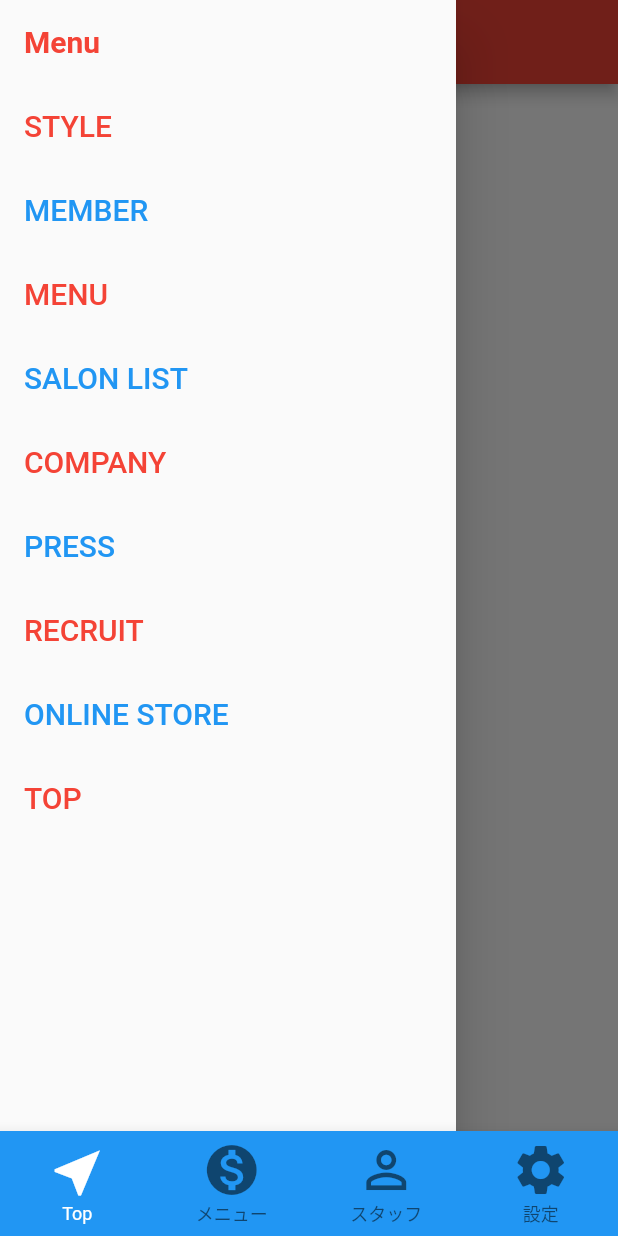
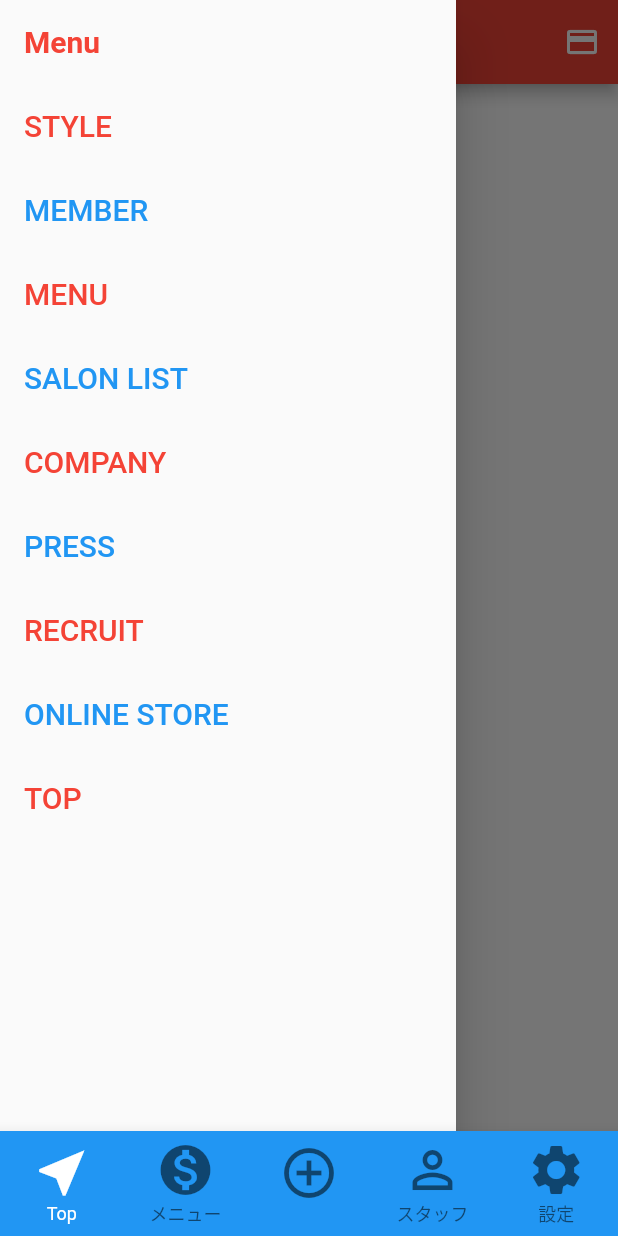
Before and after one commit to ohyeaho/ocean_tokyo_app, a Flutter app: the screen it shows after launch, with the side drawer open, on a phone screen of 412 x 824 dp. Run offline on Flutter 3.47's test engine with Material 2 defaults, Android fonts, the phone set to English and light mode, and no system bars; our stand-ins replace firebase_auth, firebase_core; accounts and stored records are empty.

```diff
--- /dev/null
+++ b/lib/components/Appbar.dart
@@ -0,0 +1,28 @@
+import 'package:flutter/material.dart';
+
+class AppbarComponent extends StatelessWidget implements PreferredSizeWidget {
+  final title;
+  final Size preferredSize;
+
+  AppbarComponent({required this.title})
+      : preferredSize = Size.fromHeight(kToolbarHeight);
+
+  @override
+  Widget build(BuildContext context) {
+    return AppBar(
+      centerTitle: true,
+      title: title,
+      actions: [
+        IconButton(
+          onPressed: () {
+            // Navigator.push(
+            //   context,
+            //   MaterialPageRoute(builder: (context) => CheckOfferPage()),
+            // );
+          },
+          icon: Icon(Icons.credit_card),
+        ),
+      ],
+    );
+  }
+}
--- a/lib/main.dart
+++ b/lib/main.dart
@@ -30,7 +30,7 @@ class MyApp extends StatelessWidget {
           primarySwatch: Colors.red,
           scaffoldBackgroundColor: Colors.white,
           textTheme: Theme.of(context).textTheme.apply(
-                bodyColor: Colors.white,
+                bodyColor: Colors.black,
               ),
         ),
         home: MainPage(),
--- a/lib/screens/main_page.dart
+++ b/lib/screens/main_page.dart
@@ -1,6 +1,7 @@
 import 'package:flutter/material.dart';
 import 'package:ocean_tokyo_app/screens/config_page.dart';
 import 'package:ocean_tokyo_app/screens/menu_page.dart';
+import 'package:ocean_tokyo_app/screens/post_page.dart';
 import 'package:ocean_tokyo_app/screens/staff_page.dart';
 import 'package:ocean_tokyo_app/screens/top_page.dart';
 
@@ -15,6 +16,7 @@ class _MainPageState extends State<MainPage> {
   static final List<Widget> _widgetOptions = <Widget>[
     TopPage(),
     MenuPage(),
+    PostPage(),
     StaffPage(),
     ConfigPage(),
   ];
@@ -42,6 +44,10 @@ class _MainPageState extends State<MainPage> {
             label: 'メニュー',
           ),
           BottomNavigationBarItem(
+            icon: Icon(Icons.add_circle_outline),
+            label: '',
+          ),
+          BottomNavigationBarItem(
             icon: Icon(Icons.perm_identity),
             label: 'スタッフ',
           ),
--- /dev/null
+++ b/lib/screens/post_page.dart
@@ -0,0 +1,12 @@
+import 'package:flutter/material.dart';
+
+class PostPage extends StatelessWidget {
+  @override
+  Widget build(BuildContext context) {
+    return Scaffold(
+      appBar: AppBar(
+        title: const Text('投稿'),
+      ),
+    );
+  }
+}
--- a/lib/screens/top_page.dart
+++ b/lib/screens/top_page.dart
@@ -1,14 +1,19 @@
 import 'package:flutter/material.dart';
+import 'package:ocean_tokyo_app/components/Appbar.dart';
 import 'package:ocean_tokyo_app/components/drawer.dart';
 
 class TopPage extends StatelessWidget {
   @override
   Widget build(BuildContext context) {
     return Scaffold(
-      appBar: AppBar(
-        title: const Text('OCEAN TOKYO App'),
+      appBar: AppbarComponent(title: Text('OCEAN TOKYO App')),
+      // AppBar(
+      //   title: const Text('OCEAN TOKYO App'),
+      // ),
+      drawer: DrawerComponent(),
+      body: const Center(
+        child: Text('OCEAN TOKYO'),
       ),
-      drawer: DrawerComponent(),
     );
   }
 }
```
Also changed, not shown: lib/screens/card_page.dart (added).
